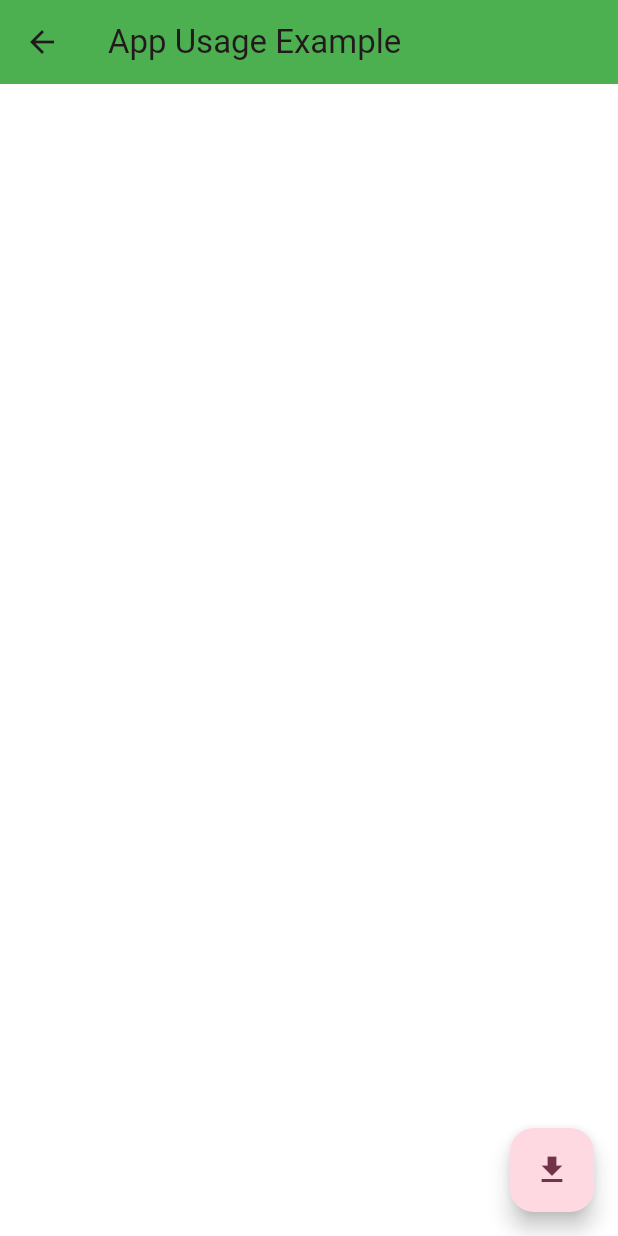
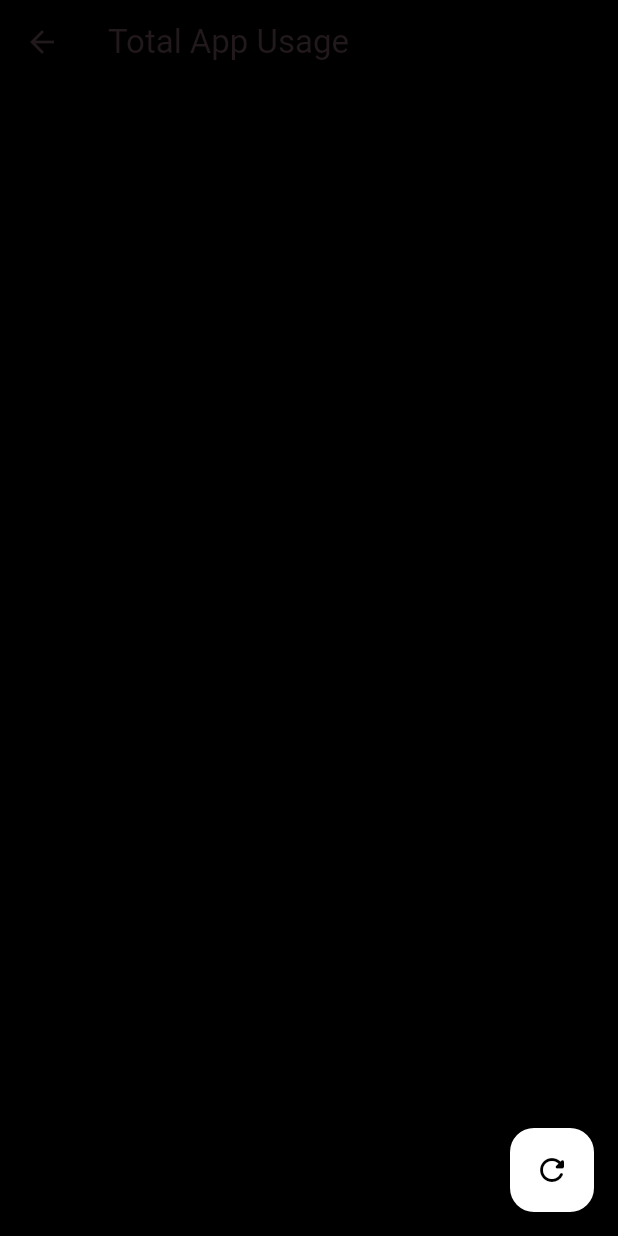
Before and after one commit to zifrz/pebble-launcher, a Flutter app: the AppUsagePage screen opened by its route, on a phone screen of 412 x 824 dp. Run offline on Flutter 3.47's test engine with Material 3 defaults, Android fonts, the phone set to English and light mode, and no system bars; missing offline and left inert: app_install_events, app_usage, installed_apps, one_clock.

Commit message:
FIX: App usage now accurately appears on Bottom Sheet + ADDED: All Apps Usage Screen

```diff
--- a/lib/models/appinfo_list_model.dart
+++ b/lib/models/appinfo_list_model.dart
@@ -8,7 +8,6 @@ class AppInfoListModel extends ChangeNotifier {
   List<AppInfo> _filteredAppInfoList = [];
 
   List<AppInfo> get appInfoList => _appInfoList;
-
   List<AppInfo> get filteredAppInfoList => _filteredAppInfoList;
 
   late AppIUEvents _appIUEvents;
@@ -25,9 +24,9 @@ class AppInfoListModel extends ChangeNotifier {
           .sort((a, b) => a.name.toLowerCase().compareTo(b.name.toLowerCase()));
       _appInfoList = installedApps;
       _filteredAppInfoList.addAll(_appInfoList);
-    } catch (e) {
+    } catch (exception) {
       // Handle error if unable to fetch installed apps
-      // print('Error fetching installed apps: $e');
+      // print('Error fetching installed apps: $exception');
     }
     notifyListeners();
   }
--- a/lib/pages/app_usage_page.dart
+++ b/lib/pages/app_usage_page.dart
@@ -1,5 +1,4 @@
 import 'package:flutter/material.dart';
-import 'package:app_usage/app_usage.dart';
 import 'package:pebble/models/appusage_list_model.dart';
 import 'package:provider/provider.dart';
 
@@ -11,41 +10,16 @@ class AppUsagePage extends StatefulWidget {
 }
 
 class _AppUsagePageState extends State<AppUsagePage> {
-  // List<AppUsageInfo> _infos = [];
-  //
-  // @override
-  // void initState() {
-  //   super.initState();
-  // }
-
-  // void getUsageStats() async {
-  //   try {
-  //     DateTime endDate = DateTime.now();
-  //     DateTime startDate = DateTime(endDate.year, endDate.month, endDate.day);
-  //     // DateTime startDate = endDate.subtract(const Duration(hours: 1));
-  //     List<AppUsageInfo> infoList =
-  //         await AppUsage().getAppUsage(startDate, endDate);
-  //     infoList.sort(
-  //         (a, b) => a.appName.toLowerCase().compareTo(b.appName.toLowerCase()));
-  //     setState(() => _infos = infoList);
-  //
-  //     for (var info in infoList) {
-  //       print(info.toString());
-  //     }
-  //   } on AppUsageException catch (exception) {
-  //     print(">>> Exception: $exception");
-  //   }
-  // }
-
   @override
   Widget build(BuildContext context) {
     final appUsageNotifier =
-    Provider.of<AppUsageListModel>(context, listen: true);
+        Provider.of<AppUsageListModel>(context, listen: true);
+
     return Scaffold(
-      backgroundColor: Colors.white,
+      backgroundColor: Colors.black,
       appBar: AppBar(
-        title: const Text('App Usage Example'),
-        backgroundColor: Colors.green,
+        title: const Text('Total App Usage'),
+        backgroundColor: Colors.black,
       ),
       body: ListView.builder(
           itemCount: appUsageNotifier.appUsageList.length,
@@ -53,15 +27,15 @@ class _AppUsagePageState extends State<AppUsagePage> {
             return ListTile(
               title: Text(
                 appUsageNotifier.appUsageList[index].appName,
-                style: const TextStyle(color: Colors.black),
+                style: const TextStyle(color: Colors.white),
               ),
               subtitle: Text(
                 appUsageNotifier.appUsageList[index].packageName.toString(),
-                style: const TextStyle(color: Colors.black),
+                style: const TextStyle(color: Colors.white),
               ),
               trailing: Text(
                 appUsageNotifier.appUsageList[index].usage.toString(),
-                style: const TextStyle(color: Colors.black),
+                style: const TextStyle(color: Colors.white),
               ),
             );
           }),
@@ -69,7 +43,11 @@ class _AppUsagePageState extends State<AppUsagePage> {
         onPressed: () {
           appUsageNotifier.getUsageStats();
         },
-        child: const Icon(Icons.file_download),
+        backgroundColor: Colors.white,
+        child: const Icon(
+          Icons.refresh_rounded,
+          color: Colors.black,
+        ),
       ),
     );
   }
```
Also changed, not shown: lib/models/appusage_list_model.dart (+16 -30 lines), lib/pages/app_drawer_page.dart (+0 -27 lines), lib/pages/app_search_page.dart (+0 -38 lines), lib/pages/home_page.dart (+0 -8 lines), lib/widgets/app_info_bottomsheet/app_info_detail.dart (+34 -6 lines).
